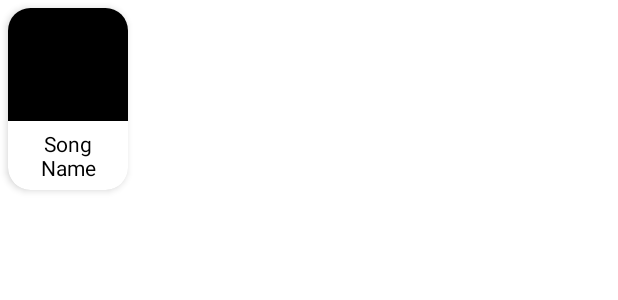
After one commit to Muneeb017/MusicPlayer, an Android app: the layout item_favourite_view.xml on its own in the app's theme, with its tools: preview values and no code run, on a phone screen of 412 x 824 dp. The commit adds this screen. Shown: the top 300 px of the screen. Run offline under Robolectric (Android 15) with nearby library versions, the phone set to English and light mode, and no system bars.

Commit message:
NowPlaying final functionality, current song click functionality, ivFavourite functionality

```diff
--- a/app/src/main/java/com/muneeb/musicplayer/adapters/MusicAdapter.kt
+++ b/app/src/main/java/com/muneeb/musicplayer/adapters/MusicAdapter.kt
@@ -45,6 +45,8 @@ class MusicAdapter(private val context: Context, private var musicList: ArrayLis
         holder.root.setOnClickListener {
             when {
                 MainActivity.search -> sendIntent(ref = "MusicAdapter", pos = position)
+                musicList[position].id == PlayerActivity.nowPlayingId ->
+                    sendIntent(ref = "NowPlaying", pos = PlayerActivity.songPosition)
                 else -> sendIntent(ref = "MusicAdapter", pos = position)
             }
         }
--- a/app/src/main/java/com/muneeb/musicplayer/service/MusicService.kt
+++ b/app/src/main/java/com/muneeb/musicplayer/service/MusicService.kt
@@ -99,6 +99,7 @@ class MusicService : Service() {
             PlayerActivity.binding.tvTimeEnd.text = formatDuration(mediaPlayer!!.duration.toLong())
             PlayerActivity.binding.seekbar.progress = 0
             PlayerActivity.binding.seekbar.max = mediaPlayer!!.duration
+            PlayerActivity.nowPlayingId = PlayerActivity.musicListPA[PlayerActivity.songPosition].id
         } catch (e: Exception) {
             return
         }
--- a/app/src/main/java/com/muneeb/musicplayer/ui/fragments/NowPlayingFragment.kt
+++ b/app/src/main/java/com/muneeb/musicplayer/ui/fragments/NowPlayingFragment.kt
@@ -42,7 +42,6 @@ class NowPlayingFragment : Fragment(R.layout.fragment_now_playing) {
             PlayerActivity.musicService!!.showNotification(R.drawable.ic_pause)
             playMusic()
         }
-
         binding.root.setOnClickListener {
             val intent = Intent(requireContext(), PlayerActivity::class.java)
             intent.putExtra("index", PlayerActivity.songPosition)
--- /dev/null
+++ b/app/src/main/res/layout/item_favourite_view.xml
@@ -0,0 +1,40 @@
+<?xml version="1.0" encoding="utf-8"?>
+<com.google.android.material.card.MaterialCardView xmlns:android="http://schemas.android.com/apk/res/android"
+    xmlns:app="http://schemas.android.com/apk/res-auto"
+    android:layout_width="wrap_content"
+    android:layout_height="wrap_content"
+    android:layout_margin="5dp"
+    app:cardCornerRadius="15dp"
+    app:cardElevation="3dp">
+
+    <androidx.constraintlayout.widget.ConstraintLayout
+        android:layout_width="wrap_content"
+        android:layout_height="wrap_content">
+
+        <com.google.android.material.imageview.ShapeableImageView
+            android:id="@+id/songImgFV"
+            android:layout_width="80dp"
+            android:layout_height="75dp"
+            android:src="@color/black"
+            app:layout_constraintEnd_toEndOf="parent"
+            app:layout_constraintStart_toStartOf="parent"
+            app:layout_constraintTop_toTopOf="parent"
+            app:shapeAppearanceOverlay="@style/curved" />
+
+        <TextView
+            android:id="@+id/songNameFV"
+            android:layout_width="80dp"
+            android:layout_height="wrap_content"
+            android:gravity="center"
+            android:maxLines="2"
+            android:padding="5dp"
+            android:text="@string/song_name"
+            android:textColor="@color/black"
+            app:layout_constraintBottom_toBottomOf="parent"
+            app:layout_constraintEnd_toEndOf="parent"
+            app:layout_constraintStart_toStartOf="parent"
+            app:layout_constraintTop_toBottomOf="@+id/songImgFV" />
+
+    </androidx.constraintlayout.widget.ConstraintLayout>
+
+</com.google.android.material.card.MaterialCardView>
--- a/app/src/main/res/values/strings.xml
+++ b/app/src/main/res/values/strings.xml
@@ -27,6 +27,5 @@
     <string name="min_30">30 Minutes</string>
     <string name="min_60">60 Minutes</string>
     <string name="search_view">Search View</string>
-<!-- TODO: Remove or change this placeholder text -->
-    <string name="hello_blank_fragment">Hello blank fragment</string>
+    <string name="favourite_note">Tip: Play Music And Click On &#10084; To Add It Into Favourites. </string>
 </resources>
```
Also changed, not shown: app/src/main/java/com/muneeb/musicplayer/adapters/FavouriteAdapter.kt (added, +48 -0 lines), app/src/main/java/com/muneeb/musicplayer/data/Music.kt (+22 -8 lines), app/src/main/java/com/muneeb/musicplayer/ui/activitys/FavouriteActivity.kt (+15 -0 lines), app/src/main/java/com/muneeb/musicplayer/ui/activitys/PlayerActivity.kt (+71 -29 lines), app/src/main/res/layout/activity_favourite.xml (+28 -0 lines).
